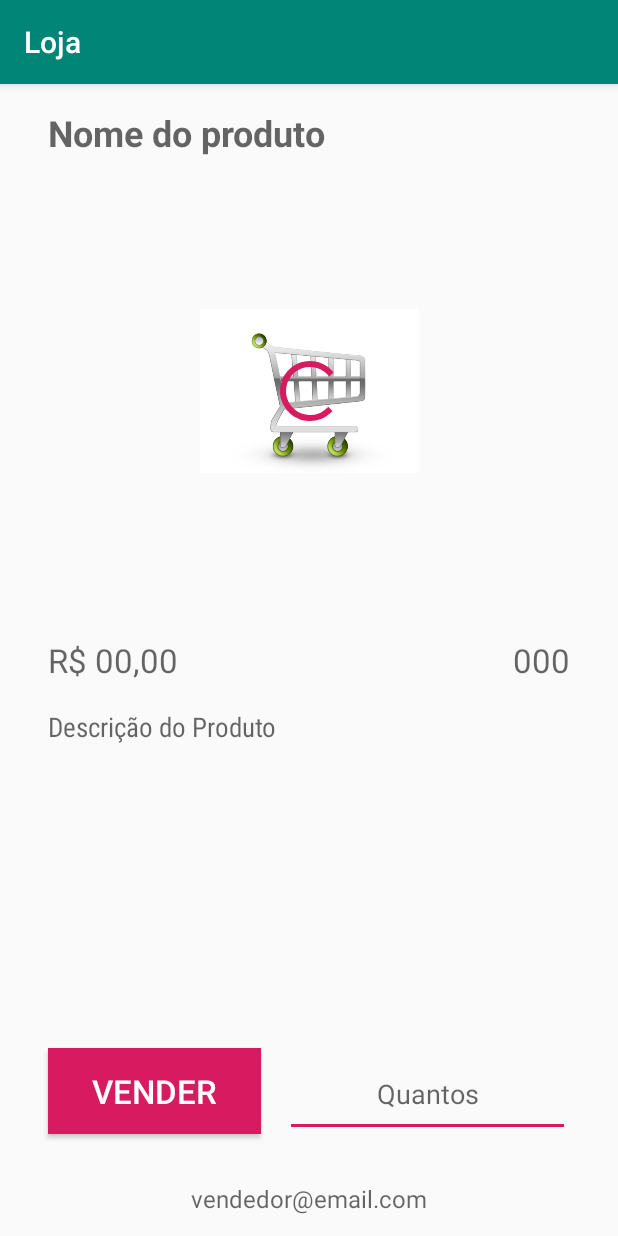
After one commit to MathewsCoelho/Loja2, an Android app: the ProdutoDetalheActivity screen opened directly, with no data from a screen before it, on a phone screen of 412 x 824 dp. The commit adds this screen. Run offline under Robolectric (Android 15) with nearby library versions, the phone set to English and light mode, and no system bars; 3 statements that could not run were skipped.

Commit message:
Create view produtos

```diff
--- a/app/src/main/java/br/edu/ifsul/loja2/activity/LoginActivity.java
+++ b/app/src/main/java/br/edu/ifsul/loja2/activity/LoginActivity.java
@@ -19,6 +19,8 @@ import com.google.firebase.database.DataSnapshot;
 import com.google.firebase.database.DatabaseError;
 import com.google.firebase.database.FirebaseDatabase;
 import com.google.firebase.database.ValueEventListener;
+
+import java.util.Objects;
 
 import br.edu.ifsul.loja2.R;
 import br.edu.ifsul.loja2.model.User;
@@ -145,4 +147,27 @@ public class LoginActivity extends AppCompatActivity {
 
         builder.show();
     }
+
+    public void onComplete(@NonNull Task<AuthResult> task) {
+        if (task.isSuccessful()) {
+            // Sign in success
+            if(mAuth.getCurrentUser().isEmailVerified()){
+                Log.d(TAG, "signInWithEmail:success");
+                setUserSessao(mAuth.getCurrentUser());
+            }else{
+                Snackbar.make(findViewById(R.id.container_activity_login), "Valide seu email para o singin.", Snackbar.LENGTH_LONG).show();
+            }
+
+        } else {
+            // If sign in fails, display a message to the user.
+            Log.w(TAG, "signInWithEmail:failure ",  task.getException());
+            if(Objects.requireNonNull(task.getException()).getMessage().contains("password")){
+                Snackbar.make(findViewById(R.id.container_activity_login), R.string.password_fail, Snackbar.LENGTH_LONG).show();
+                etSenha.setError(getString(R.string.input_error_invalido));
+            }else{
+                Snackbar.make(findViewById(R.id.container_activity_login), R.string.email_fail, Snackbar.LENGTH_LONG).show();
+                etEmail.setError(getString(R.string.input_error_invalido));
+            }
+        }
+    }
 }
--- /dev/null
+++ b/app/src/main/java/br/edu/ifsul/loja2/activity/ProdutoDetalheActivity.java
@@ -0,0 +1,47 @@
+package br.edu.ifsul.loja2.activity;
+
+import android.support.v7.app.AppCompatActivity;
+import android.os.Bundle;
+import android.view.View;
+import android.widget.EditText;
+import android.widget.ImageView;
+import android.widget.ProgressBar;
+import android.widget.TextView;
+import android.widget.Toast;
+
+import br.edu.ifsul.loja2.R;
+import br.edu.ifsul.loja2.model.Produto;
+import br.edu.ifsul.loja2.setup.AppSetup;
+
+public class ProdutoDetalheActivity extends AppCompatActivity {
+
+    private TextView tvNome, tvValor, tvEstoque, tvDescricao;
+    private ImageView imvFoto;
+    private ProgressBar pbFoto;
+    private EditText etQuantidade;
+
+    @Override
+    protected void onCreate(Bundle savedInstanceState) {
+        super.onCreate(savedInstanceState);
+        setContentView(R.layout.activity_produto_detalhe);
+        int position = getIntent().getExtras().getInt("position");
+        Produto produto = AppSetup.listProdutos.get(position);
+
+        tvNome = findViewById(R.id.tvNomeProduto);
+        imvFoto = findViewById(R.id.imvFoto);
+        pbFoto = findViewById(R.id.pb_foto_produto_detalhe);
+        tvValor = findViewById(R.id.tvValorProduto);
+        tvEstoque = findViewById(R.id.tvQuantidadeProduto);
+        tvDescricao = findViewById(R.id.tvDerscricaoProduto);
+        etQuantidade = findViewById(R.id.etQuantidade);
+
+        findViewById(R.id.btComprarProduto).setOnClickListener(new View.OnClickListener() {
+            @Override
+            public void onClick(View view) {
+                Toast.makeText(ProdutoDetalheActivity.this, "Ok", Toast.LENGTH_SHORT).show();
+            }
+        });
+
+        tvNome.setText(produto.getNome());
+    }
+}
--- a/app/src/main/java/br/edu/ifsul/loja2/activity/ProdutosActivity.java
+++ b/app/src/main/java/br/edu/ifsul/loja2/activity/ProdutosActivity.java
@@ -1,9 +1,12 @@
 package br.edu.ifsul.loja2.activity;
 
+import android.content.Intent;
 import android.os.Bundle;
 import android.support.annotation.NonNull;
 import android.support.v7.app.AppCompatActivity;
 import android.util.Log;
+import android.view.View;
+import android.widget.AdapterView;
 import android.widget.ListView;
 
 import com.google.firebase.database.DataSnapshot;
@@ -18,12 +21,12 @@ import java.util.List;
 import br.edu.ifsul.loja2.R;
 import br.edu.ifsul.loja2.adapter.ProdutosAdapter;
 import br.edu.ifsul.loja2.model.Produto;
+import br.edu.ifsul.loja2.setup.AppSetup;
 
 public class ProdutosActivity extends AppCompatActivity {
 
     private static final String TAG = "produtosActivity";
     private ListView lvProdutos;
-
     @Override
     protected void onCreate(Bundle savedInstanceState) {
         super.onCreate(savedInstanceState);
@@ -32,6 +35,15 @@ public class ProdutosActivity extends AppCompatActivity {
         //mapeia o componente da view
         lvProdutos = findViewById(R.id.lv_produtos);
 
+        lvProdutos.setOnItemClickListener(new AdapterView.OnItemClickListener () {
+            @Override
+            public void onItemClick(AdapterView<?> adapterView, View view, int i, long l) {
+                Intent intent = new Intent();
+                intent.putExtra("position", i);
+                startActivity(intent);
+            }
+        });
+
         //buscar os dados no RealTimeDataBase
         FirebaseDatabase database = FirebaseDatabase.getInstance();
         DatabaseReference myRef = database.getReference("vendas/produtos");
@@ -39,17 +51,17 @@ public class ProdutosActivity extends AppCompatActivity {
             @Override
             public void onDataChange(@NonNull DataSnapshot dataSnapshot) {
                 Log.d(TAG, "dataSnapshot=" + dataSnapshot);
-                List<Produto> listProdutos = new ArrayList<>();
+                AppSetup.listProdutos = new ArrayList<>();
                 for(DataSnapshot ds : dataSnapshot.getChildren()){
                     Log.d(TAG, "dataSnapshot=" + ds);
                     Produto produto = ds.getValue(Produto.class);
                     produto.setKey(ds.getKey());
-                    produto.setIndex(listProdutos.size());
-                    listProdutos.add(produto);
+                    produto.setIndex(AppSetup.listProdutos.size());
+                    AppSetup.listProdutos.add(produto);
                 }
 
                 //faz o bindView
-                lvProdutos.setAdapter(new ProdutosAdapter(ProdutosActivity.this, listProdutos));
+                lvProdutos.setAdapter(new ProdutosAdapter(ProdutosActivity.this, AppSetup.listProdutos));
             }
 
             @Override
--- a/app/src/main/java/br/edu/ifsul/loja2/setup/AppSetup.java
+++ b/app/src/main/java/br/edu/ifsul/loja2/setup/AppSetup.java
@@ -1,7 +1,11 @@
 package br.edu.ifsul.loja2.setup;
 
+import java.util.List;
+
+import br.edu.ifsul.loja2.model.Produto;
 import br.edu.ifsul.loja2.model.User;
 
 public class AppSetup {
     public static User user = null;
+    public static List<Produto> listProdutos;
 }
--- /dev/null
+++ b/app/src/main/res/layout/activity_produto_detalhe.xml
@@ -0,0 +1,124 @@
+<?xml version="1.0" encoding="utf-8"?>
+<android.support.constraint.ConstraintLayout xmlns:android="http://schemas.android.com/apk/res/android"
+    xmlns:app="http://schemas.android.com/apk/res-auto"
+    xmlns:tools="http://schemas.android.com/tools"
+    android:layout_width="match_parent"
+    android:layout_height="match_parent"
+    tools:context=".activity.ProdutoDetalheActivity"
+    tools:layout_editor_absoluteY="81dp"
+    android:id="@+id/container_activity_detalhe_produto" >
+
+    <ImageView
+        android:id="@+id/imvFoto"
+        android:layout_width="146dp"
+        android:layout_height="145dp"
+        android:layout_marginBottom="58dp"
+        android:layout_marginTop="52dp"
+        android:contentDescription="@string/foto_do_produto"
+        app:layout_constraintBottom_toBottomOf="@+id/tvQuantidadeProduto"
+        app:layout_constraintEnd_toEndOf="parent"
+        app:layout_constraintStart_toStartOf="parent"
+        app:layout_constraintTop_toTopOf="@+id/tvNomeProduto"
+        app:srcCompat="@drawable/img_carrinho_de_compras" />
+
+    <TextView
+        android:id="@+id/tvValorProduto"
+        android:layout_width="wrap_content"
+        android:layout_height="wrap_content"
+        android:layout_marginBottom="17dp"
+        android:gravity="left"
+        android:hint="@string/hint_valor_produto"
+        android:textSize="22sp"
+        app:layout_constraintBottom_toTopOf="@+id/tvDerscricaoProduto"
+        app:layout_constraintStart_toStartOf="@+id/tvNomeProduto" />
+
+    <TextView
+        android:id="@+id/tvQuantidadeProduto"
+        android:layout_width="wrap_content"
+        android:layout_height="wrap_content"
+        android:gravity="right"
+        android:hint="@string/hint_estoque"
+        android:textSize="22sp"
+        app:layout_constraintBottom_toBottomOf="parent"
+        app:layout_constraintEnd_toEndOf="@+id/tvNomeProduto"
+        app:layout_constraintTop_toTopOf="parent" />
+
+    <TextView
+        android:id="@+id/tvNomeProduto"
+        android:layout_width="0dp"
+        android:layout_height="wrap_content"
+        android:layout_marginStart="32dp"
+        android:layout_marginLeft="32dp"
+        android:layout_marginTop="16dp"
+        android:layout_marginEnd="32dp"
+        android:layout_marginRight="32dp"
+        android:gravity="left"
+        android:hint="@string/hint_nome_produto"
+        android:textSize="24sp"
+        android:textStyle="bold"
+        app:layout_constraintEnd_toEndOf="parent"
+        app:layout_constraintHorizontal_bias="0.065"
+        app:layout_constraintStart_toStartOf="parent"
+        app:layout_constraintTop_toTopOf="parent" />
+
+    <Button
+        android:id="@+id/btComprarProduto"
+        android:layout_width="142dp"
+        android:layout_height="57dp"
+        android:background="@color/colorAccent"
+        android:text="@string/bt_vender"
+        android:textColor="@color/font_white"
+        android:textSize="22sp"
+        app:layout_constraintBaseline_toBaselineOf="@+id/etQuantidade"
+        app:layout_constraintStart_toStartOf="@+id/tvDerscricaoProduto" />
+
+    <TextView
+        android:id="@+id/tvDerscricaoProduto"
+        android:layout_width="0dp"
+        android:layout_height="0dp"
+        android:layout_marginTop="17dp"
+        android:layout_marginBottom="21dp"
+        android:hint="@string/hint_descricao_produto"
+        android:textSize="18sp"
+        app:fontFamily="sans-serif-condensed"
+        app:layout_constraintBottom_toTopOf="@+id/btComprarProduto"
+        app:layout_constraintEnd_toEndOf="@+id/tvQuantidadeProduto"
+        app:layout_constraintStart_toStartOf="@+id/tvValorProduto"
+        app:layout_constraintTop_toBottomOf="@+id/tvQuantidadeProduto" />
+
+    <EditText
+        android:id="@+id/etQuantidade"
+        android:layout_width="0dp"
+        android:layout_height="57dp"
+        android:layout_marginStart="16dp"
+        android:layout_marginLeft="16dp"
+        android:layout_marginBottom="66dp"
+        android:ems="10"
+        android:gravity="center"
+        android:hint="@string/hint_quantos"
+        android:inputType="numberSigned"
+        app:layout_constraintBottom_toBottomOf="parent"
+        app:layout_constraintEnd_toEndOf="@+id/tvDerscricaoProduto"
+        app:layout_constraintStart_toEndOf="@+id/btComprarProduto" />
+
+    <TextView
+        android:id="@+id/tvVendedor"
+        android:layout_width="wrap_content"
+        android:layout_height="wrap_content"
+        android:layout_marginBottom="14dp"
+        android:hint="@string/hint_vendedor"
+        android:textSize="16sp"
+        app:layout_constraintBottom_toBottomOf="parent"
+        app:layout_constraintEnd_toEndOf="parent"
+        app:layout_constraintStart_toStartOf="parent" />
+
+    <ProgressBar
+        android:id="@+id/pb_foto_produto_detalhe"
+        style="?android:attr/progressBarStyle"
+        android:layout_width="wrap_content"
+        android:layout_height="wrap_content"
+        app:layout_constraintBottom_toBottomOf="@+id/imvFoto"
+        app:layout_constraintEnd_toEndOf="@+id/imvFoto"
+        app:layout_constraintStart_toStartOf="@+id/imvFoto"
+        app:layout_constraintTop_toTopOf="@+id/imvFoto" />
+</android.support.constraint.ConstraintLayout>
--- a/app/src/main/res/values/strings.xml
+++ b/app/src/main/res/values/strings.xml
@@ -22,4 +22,12 @@
     <string name="foto_do_cliente">Foto do cliente</string>
     <string name="hint_nome_cliente"> Nome do cliente </string>
     <string name="hint_cpf_cliente"> 000.000.000-19 </string>
+    <string name="password_fail"> Senha inválida  </string>
+    <string name="email_fail"> Email inválido </string>
+    <string name="input_error_invalido"> Inválido </string>
+    <string name="foto_do_produto"> Foto do Produto </string>
+    <string name="bt_vender"> Vender </string>
+    <string name="hint_descricao_produto"> Descrição do Produto </string>
+    <string name="hint_quantos"> Quantos </string>
+    <string name="hint_vendedor"> vendedor@email.com </string>
 </resources>
```
Also changed, not shown: app/src/main/AndroidManifest.xml (+5 -3 lines), app/build.gradle (line endings or trailing spaces).
